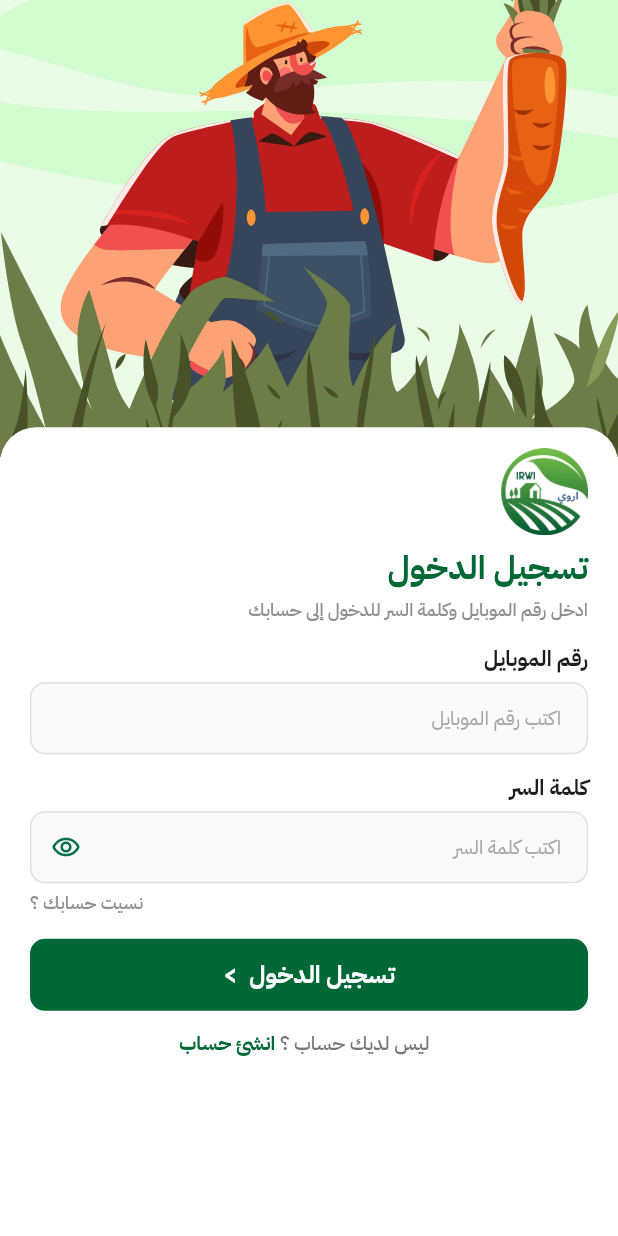
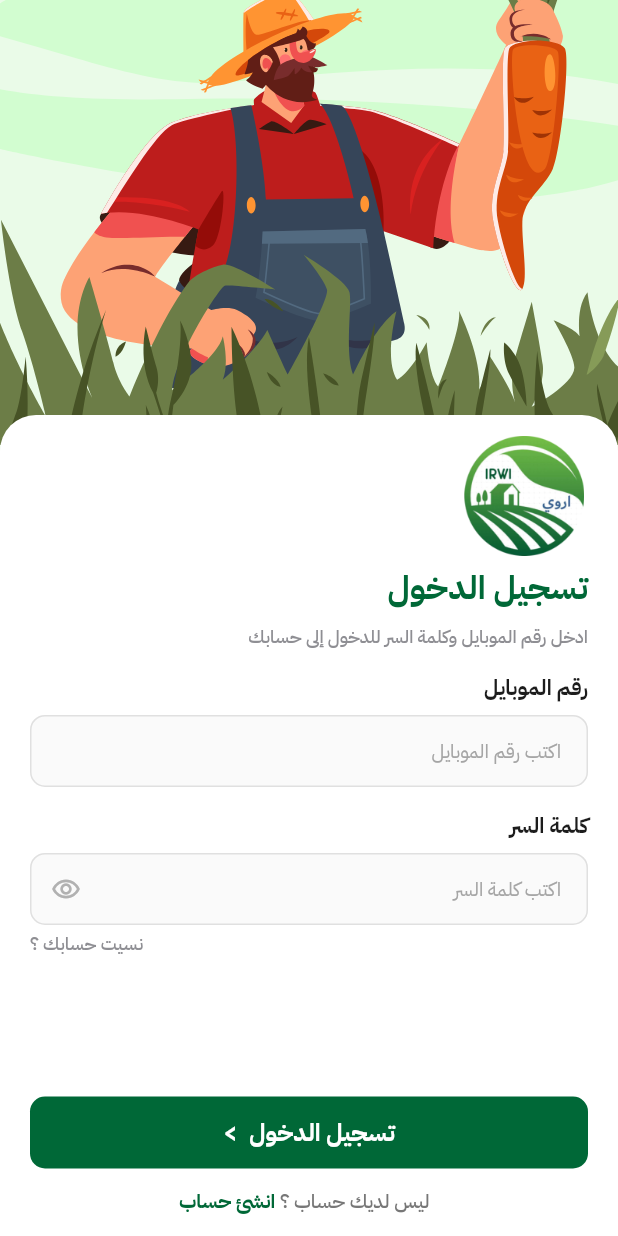
Before and after one commit to Ali-Elsadany/iriwi, a Flutter app: the screen it shows after launch, after a tap on "ابدأ الان", on a phone screen of 412 x 824 dp. Run offline on Flutter 3.47's test engine with Material 3 defaults, Android fonts, the phone set to English and light mode, and no system bars; our stand-ins replace chewie, flutter_local_notifications, flutter_svg, fluttertoast, font_awesome_flutter, google_maps_flutter and 5 more.

Commit message:
Updated login screen in sizes and in pre_login changed background color

```diff
--- a/lib/login.dart
+++ b/lib/login.dart
@@ -65,7 +65,7 @@ class _loginState extends State<login> {
   Widget build(BuildContext context) {
     final mediaQuery = MediaQuery.of(context);
     final screenHeight = mediaQuery.size.height;
-    final topHeight = screenHeight * 0.37;
+    final topHeight = screenHeight * 0.36;
 
     return Scaffold(
       backgroundColor: const Color(0xffE7FBE5),
@@ -104,22 +104,32 @@ class _loginState extends State<login> {
                       borderRadius: const BorderRadius.vertical(
                         top: Radius.circular(24),
                       ),
-                      child: SingleChildScrollView(
+                      child: LayoutBuilder(
+                        builder: (context, constraints) {
+                          return SingleChildScrollView(
                             physics: const ClampingScrollPhysics(),
                             padding: const EdgeInsets.symmetric(horizontal: 20.0, vertical: 14.0),
+                            child: ConstrainedBox(
+                              constraints: BoxConstraints(
+                                minHeight: constraints.maxHeight - 28.0,
+                              ),
+                              child: IntrinsicHeight(
                                 child: Form(
                                   key: formkey,
                                   child: Column(
                                     crossAxisAlignment: CrossAxisAlignment.stretch,
-                            mainAxisSize: MainAxisSize.min,
+                                    mainAxisAlignment: MainAxisAlignment.spaceBetween,
+                                    children: [
+                                      Column(
+                                        crossAxisAlignment: CrossAxisAlignment.stretch,
                                         children: [
                                           // Top Right Logo
                                           Align(
                                             alignment: Alignment.topRight,
                                             child: Image.asset(
                                               'assets/images/logo.png',
-                                  width: 58,
-                                  height: 58,
+                                              width: 85,
+                                              height: 80,
                                               fit: BoxFit.contain,
                                               errorBuilder: (context, error, stackTrace) {
                                                 return Image.asset(
@@ -145,7 +155,7 @@ class _loginState extends State<login> {
                                             textAlign: TextAlign.right,
                                           ),
 
-                              const SizedBox(height: 4),
+                                          const SizedBox(height: 8),
 
                                           // Subtitle
                                           const Text(
@@ -158,7 +168,7 @@ class _loginState extends State<login> {
                                             textAlign: TextAlign.right,
                                           ),
 
-                              const SizedBox(height: 14),
+                                          const SizedBox(height: 16),
 
                                           // Phone Field Label
                                           const Text(
@@ -171,7 +181,7 @@ class _loginState extends State<login> {
                                             textAlign: TextAlign.right,
                                           ),
 
-                              const SizedBox(height: 6),
+                                          const SizedBox(height: 8),
 
                                           // Phone Field Input
                                           TextFormField(
@@ -225,7 +235,7 @@ class _loginState extends State<login> {
                                             },
                                           ),
 
-                              const SizedBox(height: 12),
+                                          const SizedBox(height: 16),
 
                                           // Password Field Label
                                           const Text(
@@ -238,7 +248,7 @@ class _loginState extends State<login> {
                                             textAlign: TextAlign.right,
                                           ),
 
-                              const SizedBox(height: 6),
+                                          const SizedBox(height: 8),
 
                                           // Password Field Input
                                           TextFormField(
@@ -273,7 +283,7 @@ class _loginState extends State<login> {
                                                   isPasswordHidden
                                                       ? Icons.remove_red_eye_outlined
                                                       : Icons.visibility_off_outlined,
-                                      color: const Color(0xff007047),
+                                                  color: const Color(0xffB1B1B1),
                                                 ),
                                                 onPressed: () {
                                                   setState(() {
@@ -348,8 +358,13 @@ class _loginState extends State<login> {
                                               ],
                                             ),
                                           ),
+                                        ],
+                                      ),
 
-                              const SizedBox(height: 16),
+                                      Column(
+                                        crossAxisAlignment: CrossAxisAlignment.stretch,
+                                        children: [
+                                          const SizedBox(height: 14),
 
                                           // Submit Button (" <  تسجيل الدخول")
                                           SizedBox(
@@ -453,12 +468,17 @@ class _loginState extends State<login> {
                                                   ),
                                                 ),
                                               ),
-
+                                            ],
+                                          ),
                                         ],
                                       ),
                                     ],
                                   ),
                                 ),
+                              ),
+                            ),
+                          );
+                        },
                       ),
                     ),
                   ),
--- a/lib/pre_login.dart
+++ b/lib/pre_login.dart
@@ -11,7 +11,7 @@ class _preLoginState extends State<preLogin> {
   @override
   Widget build(BuildContext context) {
     return Scaffold(
-      backgroundColor: const Color(0xffE7FBE5),
+      backgroundColor: const Color(0xffd0fccd),
       body: SafeArea(
         child: Stack(
           children: [
```
Lines whose indentation alone changed are shown as unchanged.
